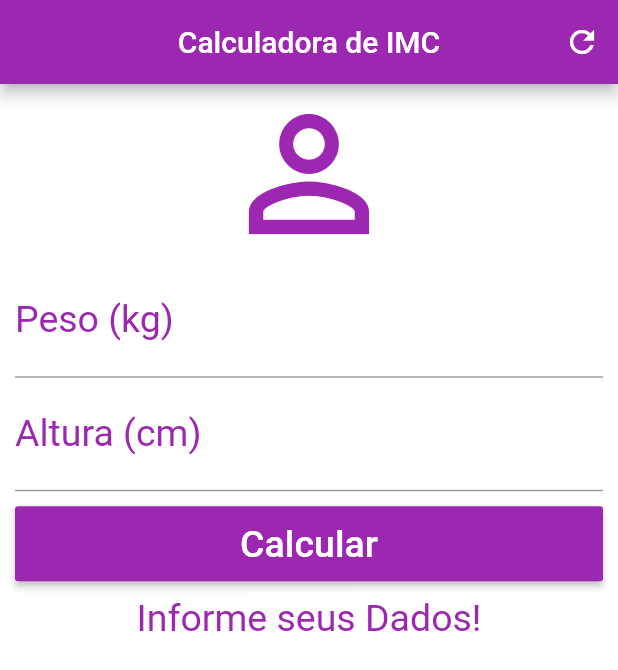
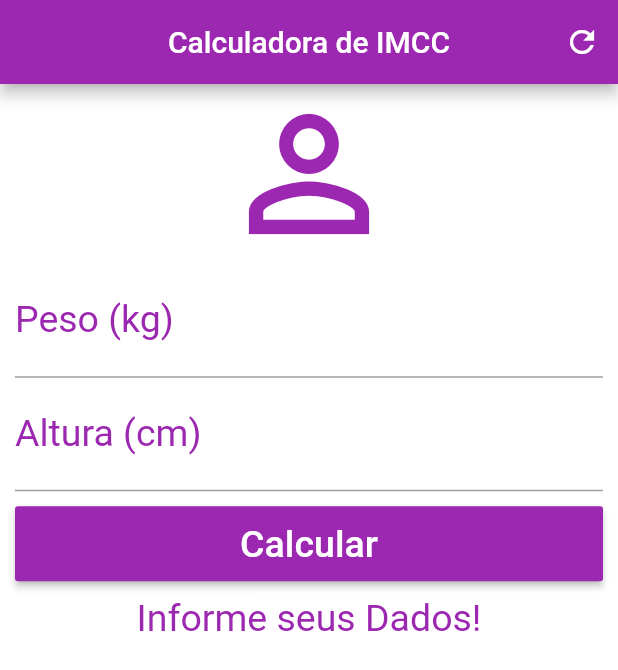
Before and after one commit to thiagocaandrade/Calculadora-IMC, a Flutter app: the screen it shows after launch, on a phone screen of 412 x 824 dp. Shown: the top 670 px of the screen. Run offline on Flutter 3.47's test engine with Material 2 defaults, Android fonts, the phone set to English and light mode, and no system bars.

Commit message:
adicioando c do imc teste

```diff
--- a/lib/main.dart
+++ b/lib/main.dart
@@ -55,7 +55,7 @@ class _HomeState extends State<Home> {
   Widget build(BuildContext context) {
     return Scaffold(
         appBar: AppBar(
-          title: Text("Calculadora de IMC"),
+          title: Text("Calculadora de IMCC"),
           centerTitle: true,
           backgroundColor: Colors.purple,
           actions: <Widget>[
```
